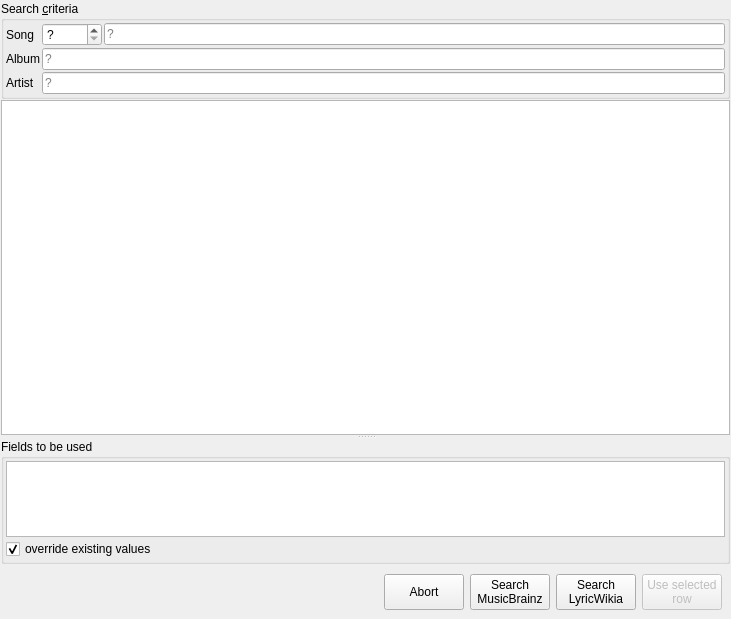
Old version of the form gui/dbquerywidget.ui in the repository Martchus/tageditor.
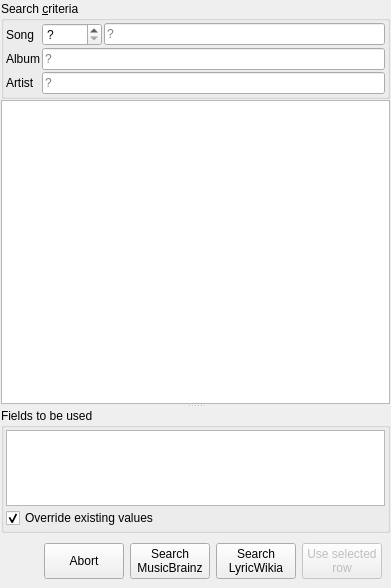
New version of the form. Icons and pictures are not drawn. Custom widgets are drawn as their Qt base class.

Diff of the .ui file:
```diff
--- a/gui/dbquerywidget.ui
+++ b/gui/dbquerywidget.ui
@@ -2,14 +2,6 @@
 <ui version="4.0">
  <class>QtGui::DbQueryWidget</class>
  <widget class="QWidget" name="QtGui::DbQueryWidget">
-  <property name="geometry">
-   <rect>
-    <x>0</x>
-    <y>0</y>
-    <width>731</width>
-    <height>619</height>
-   </rect>
-  </property>
   <property name="windowTitle">
    <string>MusicBrainz/LyricsWikia search</string>
   </property>
@@ -218,7 +210,7 @@
           <item>
            <widget class="QCheckBox" name="overrideCheckBox">
             <property name="text">
-             <string>override existing values</string>
+             <string>Override existing values</string>
             </property>
             <property name="checked">
              <bool>true</bool>
```
